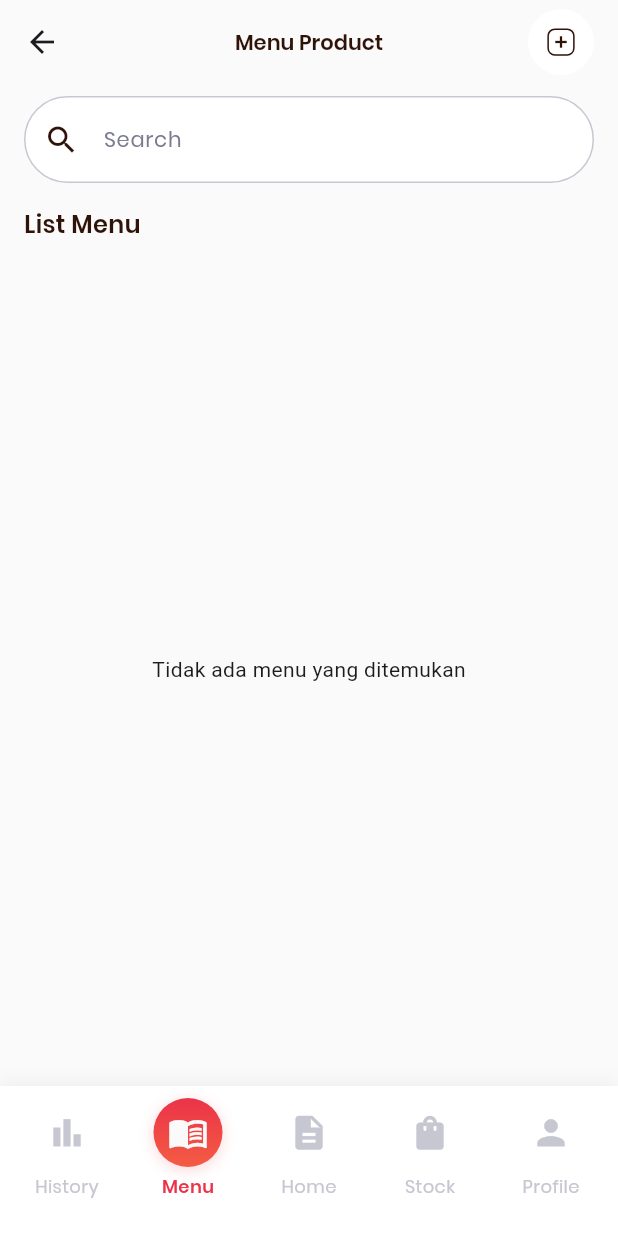
After one commit to riofach/bakso-djatigiri-app, a Flutter app: the _PageMenuView screen opened directly, on a phone screen of 412 x 824 dp. The commit adds this screen. Run offline on Flutter 3.47's test engine with Material 3 defaults, Android fonts, the phone set to English and light mode, and no system bars; our stand-ins replace bloc, cloud_firestore, equatable, firebase_auth, firebase_core, flutter_bloc and 4 more; missing offline and left inert: firebase_core_platform_interface; accounts and stored records are empty.

Commit message:
menu: page utama menu terintegrasi firebase

```diff
--- /dev/null
+++ b/bakso_djatigiri/lib/features/menu/bloc/menu_bloc.dart
@@ -0,0 +1,148 @@
+// BLoC untuk fitur menu management
+import 'package:bloc/bloc.dart';
+import 'package:cloud_firestore/cloud_firestore.dart';
+import 'package:equatable/equatable.dart';
+import 'package:flutter/material.dart';
+
+// Model
+class MenuModel extends Equatable {
+  final String id;
+  final String name;
+  final int price;
+  final int stock;
+  final String imageUrl;
+  final DateTime createdAt;
+
+  const MenuModel({
+    required this.id,
+    required this.name,
+    required this.price,
+    required this.stock,
+    required this.imageUrl,
+    required this.createdAt,
+  });
+
+  factory MenuModel.fromMap(Map<String, dynamic> map, String id) {
+    return MenuModel(
+      id: id,
+      name: map['name'] ?? '',
+      price: map['price'] ?? 0,
+      stock: map['stock'] ?? 0,
+      imageUrl: map['image_url'] ?? '',
+      createdAt: (map['created_at'] as Timestamp?)?.toDate() ?? DateTime.now(),
+    );
+  }
+
+  @override
+  List<Object?> get props => [id, name, price, stock, imageUrl, createdAt];
+}
+
+// Event
+abstract class MenuEvent extends Equatable {
+  const MenuEvent();
+
+  @override
+  List<Object?> get props => [];
+}
+
+class LoadMenusEvent extends MenuEvent {}
+
+class SearchMenusEvent extends MenuEvent {
+  final String query;
+
+  const SearchMenusEvent(this.query);
+
+  @override
+  List<Object?> get props => [query];
+}
+
+// State
+abstract class MenuState extends Equatable {
+  const MenuState();
+
+  @override
+  List<Object?> get props => [];
+}
+
+class MenuInitial extends MenuState {}
+
+class MenuLoading extends MenuState {}
+
+class MenuLoaded extends MenuState {
+  final List<MenuModel> menus;
+  final String searchQuery;
+
+  const MenuLoaded({required this.menus, this.searchQuery = ''});
+
+  List<MenuModel> get filteredMenus => searchQuery.isEmpty
+      ? menus
+      : menus
+          .where(
+            (menu) => menu.name.toLowerCase().contains(
+                  searchQuery.toLowerCase(),
+                ),
+          )
+          .toList();
+
+  @override
+  List<Object?> get props => [menus, searchQuery];
+
+  MenuLoaded copyWith({
+    List<MenuModel>? menus,
+    String? searchQuery,
+  }) {
+    return MenuLoaded(
+      menus: menus ?? this.menus,
+      searchQuery: searchQuery ?? this.searchQuery,
+    );
+  }
+}
+
+class MenuError extends MenuState {
+  final String message;
+
+  const MenuError(this.message);
+
+  @override
+  List<Object?> get props => [message];
+}
+
+// Bloc
+class MenuBloc extends Bloc<MenuEvent, MenuState> {
+  final FirebaseFirestore _firestore;
+
+  MenuBloc({FirebaseFirestore? firestore})
+      : _firestore = firestore ?? FirebaseFirestore.instance,
+        super(MenuInitial()) {
+    on<LoadMenusEvent>(_onLoadMenus);
+    on<SearchMenusEvent>(_onSearchMenus);
+  }
+
+  Future<void> _onLoadMenus(
+    LoadMenusEvent event,
+    Emitter<MenuState> emit,
+  ) async {
+    emit(MenuLoading());
+    try {
+      final snapshot = await _firestore
+          .collection('menus')
+          .orderBy('created_at', descending: false)
+          .get();
+
+      final menus = snapshot.docs
+          .map((doc) => MenuModel.fromMap(doc.data(), doc.id))
+          .toList();
+
+      emit(MenuLoaded(menus: menus));
+    } catch (e) {
+      emit(MenuError('Gagal memuat data menu: $e'));
+    }
+  }
+
+  void _onSearchMenus(SearchMenusEvent event, Emitter<MenuState> emit) {
+    if (state is MenuLoaded) {
+      final currentState = state as MenuLoaded;
+      emit(currentState.copyWith(searchQuery: event.query));
+    }
+  }
+}
--- /dev/null
+++ b/bakso_djatigiri/lib/features/menu/presentation/page_menu.dart
@@ -0,0 +1,377 @@
+// Halaman Menu - Menampilkan daftar menu dari Firestore
+// Mengikuti desain Figma Bakso Djatigiri
+import 'package:flutter/material.dart';
+import 'package:flutter_bloc/flutter_bloc.dart';
+import 'package:intl/intl.dart';
+import '../../../core/theme/color_pallete.dart';
+import '../../../core/widgets/custom_navbar.dart';
+import '../bloc/menu_bloc.dart';
+
+class PageMenu extends StatelessWidget {
+  const PageMenu({super.key});
+
+  @override
+  Widget build(BuildContext context) {
+    return BlocProvider(
+      create: (_) => MenuBloc()..add(LoadMenusEvent()),
+      child: const _PageMenuView(),
+    );
+  }
+}
+
+class _PageMenuView extends StatefulWidget {
+  const _PageMenuView();
+
+  @override
+  State<_PageMenuView> createState() => _PageMenuViewState();
+}
+
+class _PageMenuViewState extends State<_PageMenuView> {
+  // ignore: prefer_final_fields
+  int _selectedIndex = 1; // Menu di index ke-1
+  final TextEditingController _searchController = TextEditingController();
+  final NumberFormat _currencyFormat = NumberFormat.currency(
+    locale: 'id',
+    symbol: 'Rp ',
+    decimalDigits: 0,
+  );
+
+  final navBarItems = [
+    CustomNavBarItem(
+      icon: Icons.bar_chart,
+      label: 'History',
+      route: '/history',
+    ),
+    CustomNavBarItem(icon: Icons.menu_book, label: 'Menu', route: '/menu'),
+    CustomNavBarItem(icon: Icons.description, label: 'Home', route: '/home'),
+    CustomNavBarItem(icon: Icons.shopping_bag, label: 'Stock', route: '/stock'),
+    CustomNavBarItem(icon: Icons.person, label: 'Profile', route: '/profile'),
+  ];
+
+  @override
+  void dispose() {
+    _searchController.dispose();
+    super.dispose();
+  }
+
+  @override
+  Widget build(BuildContext context) {
+    return Scaffold(
+      backgroundColor: backgroundColor,
+      appBar: AppBar(
+        backgroundColor: backgroundColor,
+        elevation: 0,
+        centerTitle: true,
+        title: const Text(
+          'Menu Product',
+          style: TextStyle(
+            fontSize: 14,
+            fontWeight: FontWeight.w600,
+            fontFamily: 'Poppins',
+            color: dark900,
+          ),
+        ),
+        actions: [
+          // Tombol Add
+          Padding(
+            padding: const EdgeInsets.only(right: 16.0),
+            child: GestureDetector(
+              onTap: () {
+                // Navigasi ke halaman tambah menu
+              },
+              child: Container(
+                width: 44,
+                height: 44,
+                decoration: const BoxDecoration(
+                  color: white900,
+                  borderRadius: BorderRadius.all(Radius.circular(100)),
+                ),
+                child: Center(
+                  child: Container(
+                    width: 20,
+                    height: 20,
+                    decoration: BoxDecoration(
+                      color: white900,
+                    ),
+                    child: Stack(
+                      children: [
+                        // Horizontal line
+                        Positioned(
+                          left: 6.19,
+                          top: 9.24,
+                          child: Container(
+                            width: 7.61,
+                            height: 1.5,
+                            color: dark900,
+                          ),
+                        ),
+                        // Vertical line
+                        Positioned(
+                          left: 9.25,
+                          top: 6.19,
+                          child: Container(
+                            width: 1.5,
+                            height: 7.61,
+                            color: dark900,
+                          ),
+                        ),
+                        // Border
+                        Positioned(
+                          left: 0.92,
+                          top: 0.92,
+                          child: Container(
+                            width: 18.17,
+                            height: 18.17,
+                            decoration: BoxDecoration(
+                              border: Border.all(
+                                color: dark900,
+                                width: 1,
+                              ),
+                              borderRadius: BorderRadius.circular(5),
+                            ),
+                          ),
+                        ),
+                      ],
+                    ),
+                  ),
+                ),
+              ),
+            ),
+          ),
+        ],
+      ),
+      body: SafeArea(
+        child: Column(
+          crossAxisAlignment: CrossAxisAlignment.start,
+          children: [
+            // Search Bar
+            Padding(
+              padding: const EdgeInsets.symmetric(horizontal: 16, vertical: 8),
+              child: Container(
+                decoration: BoxDecoration(
+                  color: white900,
+                  borderRadius: BorderRadius.circular(360),
+                  border: Border.all(color: gray700),
+                ),
+                child: TextField(
+                  controller: _searchController,
+                  onChanged: (value) {
+                    context.read<MenuBloc>().add(SearchMenusEvent(value));
+                  },
+                  decoration: const InputDecoration(
+                    hintText: 'Search',
+                    hintStyle: TextStyle(
+                      color: gray950,
+                      fontFamily: 'Poppins',
+                      fontSize: 14,
+                    ),
+                    prefixIcon: Icon(Icons.search, color: dark900),
+                    border: InputBorder.none,
+                    contentPadding: EdgeInsets.symmetric(vertical: 16),
+                  ),
+                ),
+              ),
+            ),
+
+            // List Menu Title
+            const Padding(
+              padding: EdgeInsets.only(left: 16, top: 8, bottom: 8),
+              child: Text(
+                'List Menu',
+                style: TextStyle(
+                  fontSize: 16,
+                  fontWeight: FontWeight.w600,
+                  fontFamily: 'Poppins',
+                  color: dark900,
+                ),
+              ),
+            ),
+
+            // Menu Grid
+            Expanded(
+              child: BlocBuilder<MenuBloc, MenuState>(
+                builder: (context, state) {
+                  if (state is MenuLoading) {
+                    return const Center(child: CircularProgressIndicator());
+                  }
+
+                  if (state is MenuError) {
+                    return Center(
+                      child: Text(
+                        state.message,
+                        style: const TextStyle(color: errorColor),
+                      ),
+                    );
+                  }
+
+                  if (state is MenuLoaded) {
+                    final menus = state.filteredMenus;
+
+                    if (menus.isEmpty) {
+                      return const Center(
+                        child: Text('Tidak ada menu yang ditemukan'),
+                      );
+                    }
+
+                    return Padding(
+                      padding: const EdgeInsets.symmetric(horizontal: 16),
+                      child: GridView.builder(
+                        padding: const EdgeInsets.only(bottom: 100),
+                        gridDelegate:
+                            const SliverGridDelegateWithFixedCrossAxisCount(
+                          crossAxisCount: 2,
+                          mainAxisSpacing: 11,
+                          crossAxisSpacing: 11,
+                          childAspectRatio: 0.75,
+                        ),
+                        itemCount: menus.length,
+                        itemBuilder: (context, index) {
+                          final menu = menus[index];
+                          return _buildMenuCard(menu);
+                        },
+                      ),
+                    );
+                  }
+
+                  return const Center(
+                    child: Text('Tidak ada data menu'),
+                  );
+                },
+              ),
+            ),
+          ],
+        ),
+      ),
+      bottomNavigationBar: CustomNavBar(
+        currentIndex: _selectedIndex,
+        items: navBarItems,
+        onTap: (index) {
+          if (index != _selectedIndex) {
+            Navigator.pushReplacementNamed(
+              context,
+              navBarItems[index].route,
+            );
+          }
+        },
+      ),
+    );
+  }
+
+  Widget _buildMenuCard(MenuModel menu) {
+    return Container(
+      decoration: BoxDecoration(
+        color: white900,
+        borderRadius: BorderRadius.circular(12),
+        border: Border.all(color: const Color.fromARGB(255, 241, 241, 241)),
+      ),
+      padding: const EdgeInsets.all(4),
+      child: Column(
+        crossAxisAlignment: CrossAxisAlignment.start,
+        children: [
+          // Image
+          Container(
+            height: 132,
+            decoration: BoxDecoration(
+              color: gray600,
+              borderRadius: BorderRadius.circular(8),
+            ),
+            child: menu.imageUrl.isNotEmpty
+                ? ClipRRect(
+                    borderRadius: BorderRadius.circular(8),
+                    child: Image.network(
+                      menu.imageUrl,
+                      fit: BoxFit.cover,
+                      width: double.infinity,
+                      height: 132,
+                      errorBuilder: (c, e, s) => _buildImagePlaceholder(),
+                      loadingBuilder: (context, child, loadingProgress) {
+                        if (loadingProgress == null) return child;
+                        return Center(
+                          child: CircularProgressIndicator(
+                            value: loadingProgress.expectedTotalBytes != null
+                                ? loadingProgress.cumulativeBytesLoaded /
+                                    loadingProgress.expectedTotalBytes!
+                                : null,
+                          ),
+                        );
+                      },
+                    ),
+                  )
+                : _buildImagePlaceholder(),
+          ),
+          const SizedBox(height: 8),
+          // Menu Name
+          Padding(
+            padding: const EdgeInsets.symmetric(horizontal: 4),
+            child: Text(
+              menu.name,
+              style: const TextStyle(
+                fontSize: 16,
+                fontWeight: FontWeight.w500,
+                fontFamily: 'Poppins',
+                color: dark900,
+              ),
+              maxLines: 1,
+              overflow: TextOverflow.ellipsis,
+            ),
+          ),
+          const SizedBox(height: 4),
+          // Stock
+          Padding(
+            padding: const EdgeInsets.symmetric(horizontal: 4),
+            child: Row(
+              children: [
+                const Icon(
+                  Icons.local_fire_department,
+                  color: primary950,
+                  size: 13,
+                ),
+                const SizedBox(width: 4),
+                Text(
+                  'Stock: ${menu.stock}',
+                  style: const TextStyle(
+                    fontSize: 12,
+                    fontFamily: 'Poppins',
+                    color: gray950,
+                  ),
+                ),
+              ],
+            ),
+          ),
+          const SizedBox(height: 4),
+          // Price
+          Padding(
+            padding: const EdgeInsets.symmetric(horizontal: 4),
+            child: Text(
+              _currencyFormat.format(menu.price),
+              style: const TextStyle(
+                fontSize: 15,
+                fontWeight: FontWeight.w500,
+                fontFamily: 'Poppins',
+                color: dark900,
+              ),
+            ),
+          ),
+        ],
+      ),
+    );
+  }
+
+  Widget _buildImagePlaceholder() {
+    return Column(
+      mainAxisAlignment: MainAxisAlignment.center,
+      children: const [
+        Icon(Icons.image, color: dark900, size: 24),
+        SizedBox(height: 4),
+        Text(
+          'Image placeholder',
+          style: TextStyle(
+            fontSize: 8,
+            fontFamily: 'Poppins',
+            color: dark900,
+          ),
+        ),
+      ],
+    );
+  }
+}
--- a/bakso_djatigiri/lib/main.dart
+++ b/bakso_djatigiri/lib/main.dart
@@ -13,6 +13,7 @@ import 'features/auth/presentation/pages/register_page.dart';
 import 'features/cashier/presentation/home_page.dart';
 import 'features/stock/presentation/page_stock.dart';
 import 'features/auth/presentation/pages/auth_wrapper.dart';
+import 'features/menu/presentation/page_menu.dart';
 
 // Komentar: Pastikan Firebase diinisialisasi sebelum runApp
 void main() async {
@@ -30,8 +31,8 @@ class MyApp extends StatelessWidget {
     return MultiBlocProvider(
       providers: [
         BlocProvider(
-          create:
-              (_) => AuthBloc(repository: AuthRepositoryImpl(AuthDataSource())),
+          create: (_) =>
+              AuthBloc(repository: AuthRepositoryImpl(AuthDataSource())),
         ),
       ],
       child: MaterialApp(
@@ -45,6 +46,7 @@ class MyApp extends StatelessWidget {
           '/stock': (context) => const PageStock(),
           '/register': (context) => const RegisterPage(),
           '/home': (context) => const HomePage(),
+          '/menu': (context) => const PageMenu(),
         },
       ),
     );
--- a/bakso_djatigiri/pubspec.yaml
+++ b/bakso_djatigiri/pubspec.yaml
@@ -70,7 +70,7 @@ dependencies:
   # Equatable
   equatable: ^2.0.7
   # Intl (untuk format tanggal)
-  intl: ^0.18.1
+  intl: ^0.20.2
   go_router: ^15.1.2
   firebase_core_platform_interface: ^5.4.0
 
```
Also changed, not shown: bakso_djatigiri/lib/features/cashier/presentation/home_page.dart (+12 -8 lines), bakso_djatigiri/lib/features/stock/presentation/page_stock.dart (+65 -9 lines), bakso_djatigiri/pubspec.lock.
